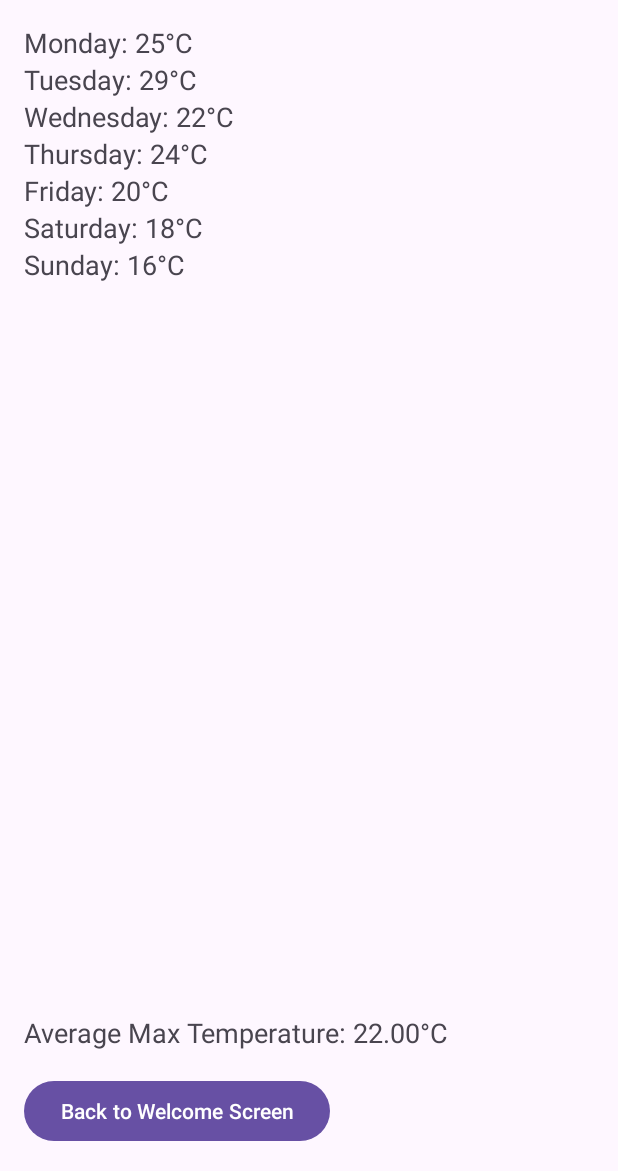
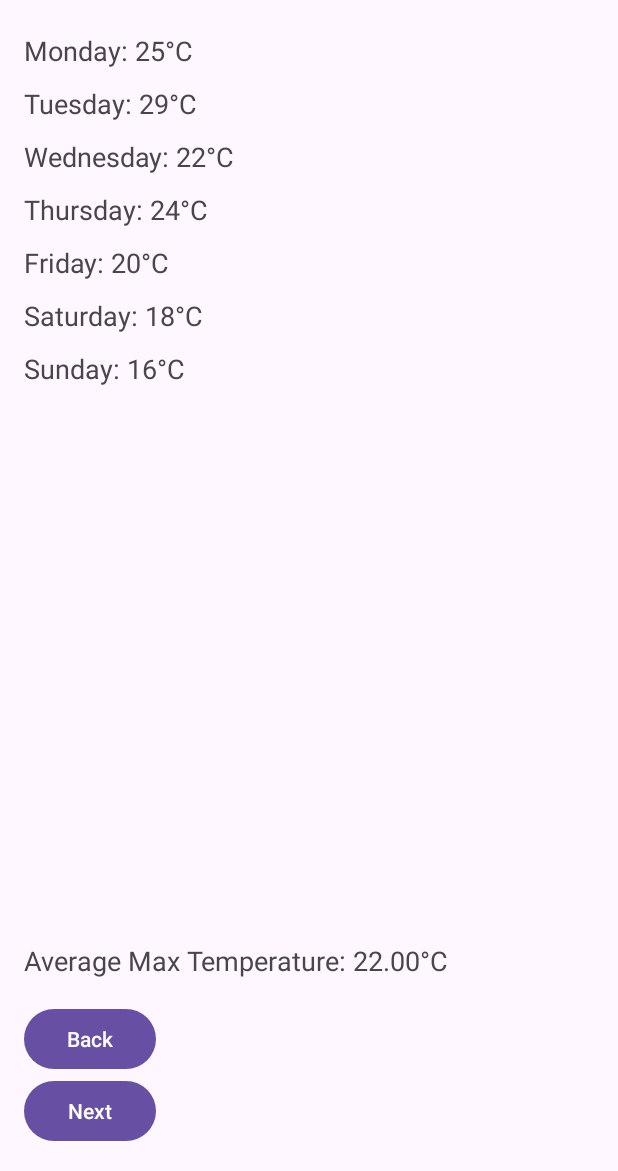
Before and after one commit to P6000/weatherapp, an Android app: the weatherActivity screen opened directly, with no data from a screen before it, on a phone screen of 412 x 824 dp, the part 65-1236 px from its top. Run offline under Robolectric (Android 15) with nearby library versions, the phone set to English and light mode, and no system bars.

Commit message:
Initial commit for icetask-4 weather app with 3 screens

```diff
--- a/app/src/main/java/com/example/myicetask/weatherActivity.kt
+++ b/app/src/main/java/com/example/myicetask/weatherActivity.kt
@@ -1,6 +1,7 @@
 package com.example.myicetask
 
 import android.annotation.SuppressLint
+import android.content.Intent
 import androidx.appcompat.app.AppCompatActivity
 import android.os.Bundle
 import android.widget.Button
@@ -9,37 +10,63 @@ import android.widget.TextView
 
 class weatherActivity : AppCompatActivity() {
 
-    @SuppressLint("MissingInflatedId")
+    @SuppressLint("MissingInflatedId", "SetTextI18n")
     override fun onCreate(savedInstanceState: Bundle?) {
         super.onCreate(savedInstanceState)
         setContentView(R.layout.activity_weather)
 
-        val days = arrayOf("Monday", "Tuesday", "Wednesday", "Thursday", "Friday", "Saturday", "Sunday")
+        val days =
+            arrayOf("Monday", "Tuesday", "Wednesday", "Thursday", "Friday", "Saturday", "Sunday")
         val maxTemps = arrayOf(25, 29, 22, 24, 20, 18, 16)
+        val conditions =
+            arrayOf("Sunny", "Cloudy", "Rainy", "Sunny", "Partly Cloudy", "Windy", "Clear")
 
         val weatherInfoLayout: LinearLayout = findViewById(R.id.weatherInfoLayout)
         val averageTempTextView: TextView = findViewById(R.id.averageTempTextView)
         val backButton: Button = findViewById(R.id.backButton)
+        val nextButton: Button = findViewById(R.id.nextButton)
 
-        // Display each day with its max temperature using a loop
+        // Display each day with its max temperature
         for (i in days.indices) {
-            val dayTextView = TextView(this)
-            dayTextView.text = "${days[i]}: ${maxTemps[i]}°C"
-            dayTextView.textSize = 18f
-            weatherInfoLayout.addView(dayTextView)
+            val dayTempTextView = TextView(this)
+            dayTempTextView.text = "${days[i]}: ${maxTemps[i]}°C"
+            dayTempTextView.textSize = 18f
+            dayTempTextView.setPadding(0, 8, 0, 8)
+
+            dayTempTextView.isClickable = true
+            dayTempTextView.isFocusable = true
+            dayTempTextView.setBackgroundResource(android.R.drawable.list_selector_background)
+
+            dayTempTextView.setOnClickListener {
+                val intent = Intent(this, ConditionActivity::class.java)
+                intent.putExtra("EXTRA_DAY", days[i])
+                intent.putExtra("EXTRA_CONDITION", conditions[i])
+                startActivity(intent)
+            }
+
+            weatherInfoLayout.addView(dayTempTextView)
         }
 
-        // Calculate and show the average max temperature using a loop
+        // Calculate and display average max temperature
         var sumOfTemps = 0
         for (temp in maxTemps) {
             sumOfTemps += temp
         }
         val averageTemp = if (maxTemps.isNotEmpty()) sumOfTemps.toDouble() / maxTemps.size else 0.0
-        averageTempTextView.text = "Average Max Temperature: ${String.format("%.2f", averageTemp)}°C"
+        averageTempTextView.text =
+            "Average Max Temperature: ${String.format("%.2f", averageTemp)}°C"
 
-        // Set up the Back button
+        // Back button to return to previous screen
         backButton.setOnClickListener {
-            finish() // This will navigate back to the previous activity (MainActivity)
+            finish()
+        }
+
+        // Next button to go to ConditionsActivity
+        nextButton.setOnClickListener {
+            val intent = Intent(this, ConditionActivity::class.java)
+            intent.putExtra("EXTRA_DAY", "Monday")
+            intent.putExtra("EXTRA_CONDITION", "Sunny")
+            startActivity(intent)
         }
     }
 }
--- a/app/src/main/res/layout/activity_weather.xml
+++ b/app/src/main/res/layout/activity_weather.xml
@@ -34,6 +34,12 @@
         android:id="@+id/backButton"
         android:layout_width="wrap_content"
         android:layout_height="wrap_content"
-        android:text="Back to Welcome Screen" />
+        android:text="Back" />
+
+    <Button
+        android:id="@+id/nextButton"
+        android:layout_width="wrap_content"
+        android:layout_height="wrap_content"
+        android:text="Next" />
 
 </LinearLayout>
```
Also changed, not shown: app/src/main/AndroidManifest.xml (+8 -3 lines), app/src/main/java/com/example/myicetask/ConditionActivity.kt (added, +30 -0 lines), app/src/main/res/layout/activity_condition.xml (added, +39 -0 lines), 1 other file.
